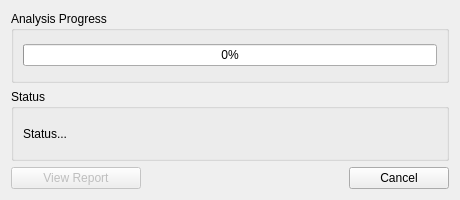
The window that src/cplus_plugin/ui/analysis_progress_dialog.ui (ConservationInternational/cplus-plugin) describes before a commit, drawn with Qt 5.
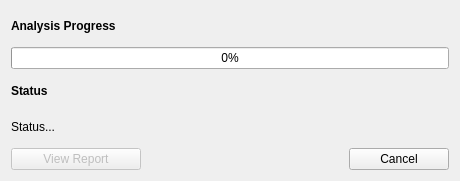
The same window after the commit.

Commit message: Cancel/close btn icons removed. Groups removed. Some text bold now.

Diff of the .ui file:
```diff
--- a/src/cplus_plugin/ui/analysis_progress_dialog.ui
+++ b/src/cplus_plugin/ui/analysis_progress_dialog.ui
@@ -7,7 +7,7 @@
     <x>0</x>
     <y>0</y>
     <width>460</width>
-    <height>200</height>
+    <height>181</height>
    </rect>
   </property>
   <property name="windowTitle">
@@ -15,11 +15,18 @@
   </property>
   <layout class="QVBoxLayout" name="verticalLayout">
    <item>
-    <widget class="QGroupBox" name="gb_analysis">
-     <property name="title">
+    <widget class="QLabel" name="label_2">
+     <property name="font">
+      <font>
+       <weight>75</weight>
+       <bold>true</bold>
+      </font>
+     </property>
+     <property name="text">
       <string>Analysis Progress</string>
      </property>
-     <layout class="QVBoxLayout" name="verticalLayout_2">
+    </widget>
+   </item>
       <item>
        <widget class="QProgressBar" name="progress_bar">
         <property name="value">
@@ -27,23 +34,24 @@
         </property>
        </widget>
       </item>
-     </layout>
-    </widget>
-   </item>
    <item>
-    <widget class="QGroupBox" name="gb_status">
-     <property name="title">
+    <widget class="QLabel" name="label">
+     <property name="font">
+      <font>
+       <weight>75</weight>
+       <bold>true</bold>
+      </font>
+     </property>
+     <property name="text">
       <string>Status</string>
      </property>
-     <layout class="QVBoxLayout" name="verticalLayout_3">
+    </widget>
+   </item>
       <item>
        <widget class="QLabel" name="lbl_status">
         <property name="text">
          <string>Status...</string>
         </property>
-       </widget>
-      </item>
-     </layout>
     </widget>
    </item>
    <item>
```
Lines whose indentation alone changed are shown as unchanged. The commit also changes 1 other file.
